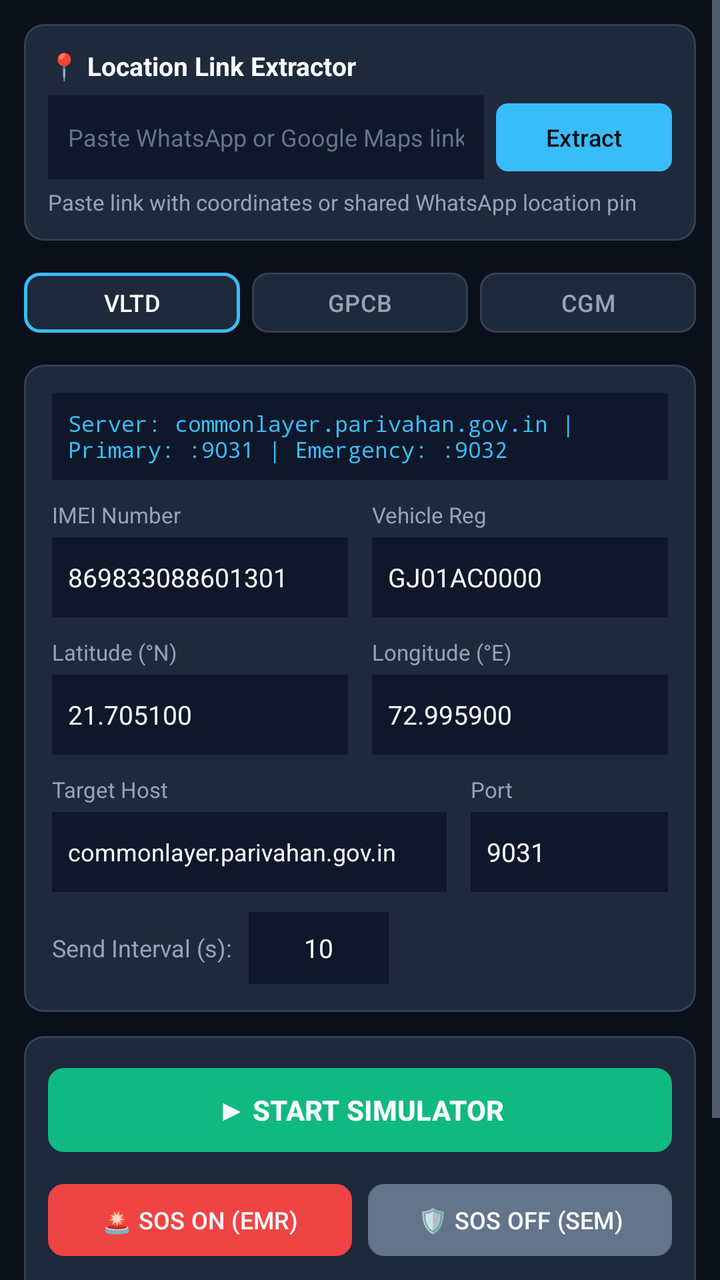
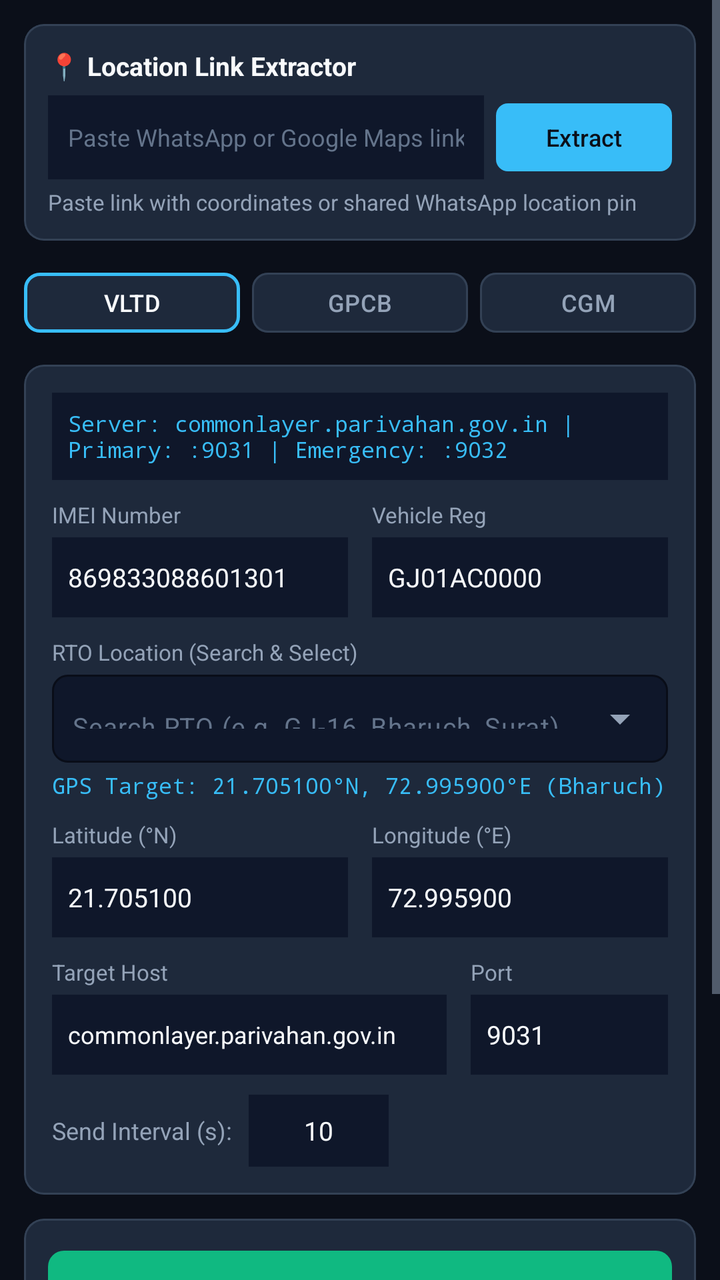

An Android layout rendered at two revisions. The XML below is the earlier revision; the diff shows what the commit changed to produce the second picture.
<!-- AndroidManifest.xml: application theme Theme.AIS140Simulator -->
<!-- res/layout/fragment_config.xml -->
<?xml version="1.0" encoding="utf-8"?>
<ScrollView xmlns:android="http://schemas.android.com/apk/res/android"
    xmlns:app="http://schemas.android.com/apk/res-auto"
    android:layout_width="match_parent"
    android:layout_height="match_parent"
    android:fillViewport="true"
    android:background="@color/bg_app">

    <LinearLayout
        android:layout_width="match_parent"
        android:layout_height="wrap_content"
        android:orientation="vertical"
        android:padding="12dp">

        
        <com.google.android.material.card.MaterialCardView
            android:layout_width="match_parent"
            android:layout_height="wrap_content"
            android:layout_marginBottom="12dp"
            app:cardCornerRadius="10dp"
            app:cardElevation="0dp"
            app:strokeColor="@color/border_color"
            app:strokeWidth="1dp"
            app:cardBackgroundColor="@color/bg_card">

            <LinearLayout
                android:layout_width="match_parent"
                android:layout_height="wrap_content"
                android:orientation="vertical"
                android:padding="12dp">

                <TextView
                    android:layout_width="wrap_content"
                    android:layout_height="wrap_content"
                    android:text="📍 Location Link Extractor"
                    android:textStyle="bold"
                    android:textColor="@color/text_primary"
                    android:textSize="13sp"
                    android:layout_marginBottom="6dp" />

                <LinearLayout
                    android:layout_width="match_parent"
                    android:layout_height="wrap_content"
                    android:orientation="horizontal">

                    <EditText
                        android:id="@+id/etLocationLink"
                        android:layout_width="0dp"
                        android:layout_height="42dp"
                        android:layout_weight="1"
                        android:hint="Paste WhatsApp or Google Maps link..."
                        android:textColorHint="@color/text_muted"
                        android:textColor="@color/text_primary"
                        android:background="@color/bg_input"
                        android:textSize="12sp"
                        android:paddingStart="10dp"
                        android:paddingEnd="10dp"
                        android:singleLine="true" />

                    <com.google.android.material.button.MaterialButton
                        android:id="@+id/btnExtractLink"
                        android:layout_width="wrap_content"
                        android:layout_height="42dp"
                        android:text="Extract"
                        android:textSize="12sp"
                        android:textColor="@color/bg_app"
                        android:layout_marginStart="6dp"
                        app:backgroundTint="@color/text_accent"
                        app:cornerRadius="6dp" />
                </LinearLayout>

                <TextView
                    android:id="@+id/tvLinkStatus"
                    android:layout_width="match_parent"
                    android:layout_height="wrap_content"
                    android:text="Paste link with coordinates or shared WhatsApp location pin"
                    android:textColor="@color/text_secondary"
                    android:textSize="11sp"
                    android:layout_marginTop="4dp" />
            </LinearLayout>
        </com.google.android.material.card.MaterialCardView>

        
        <LinearLayout
            android:layout_width="match_parent"
            android:layout_height="wrap_content"
            android:orientation="horizontal"
            android:layout_marginBottom="12dp">

            <com.google.android.material.button.MaterialButton
                android:id="@+id/btnProfileVltd"
                android:layout_width="0dp"
                android:layout_height="38dp"
                android:layout_weight="1"
                android:layout_marginEnd="4dp"
                android:text="VLTD"
                android:textSize="12sp"
                android:textColor="@color/text_primary"
                app:backgroundTint="@color/bg_card"
                app:strokeColor="@color/text_accent"
                app:strokeWidth="1.5dp"
                app:cornerRadius="8dp" />

            <com.google.android.material.button.MaterialButton
                android:id="@+id/btnProfileGpcb"
                android:layout_width="0dp"
                android:layout_height="38dp"
                android:layout_weight="1"
                android:layout_marginStart="2dp"
                android:layout_marginEnd="2dp"
                android:text="GPCB"
                android:textSize="12sp"
                android:textColor="@color/text_secondary"
                app:backgroundTint="@color/bg_card"
                app:strokeColor="@color/border_color"
                app:strokeWidth="1dp"
                app:cornerRadius="8dp" />

            <com.google.android.material.button.MaterialButton
                android:id="@+id/btnProfileCgm"
                android:layout_width="0dp"
                android:layout_height="38dp"
                android:layout_weight="1"
                android:layout_marginStart="4dp"
                android:text="CGM"
                android:textSize="12sp"
                android:textColor="@color/text_secondary"
                app:backgroundTint="@color/bg_card"
                app:strokeColor="@color/border_color"
                app:strokeWidth="1dp"
                app:cornerRadius="8dp" />
        </LinearLayout>

        
        <com.google.android.material.card.MaterialCardView
            android:layout_width="match_parent"
            android:layout_height="wrap_content"
            android:layout_marginBottom="12dp"
            app:cardCornerRadius="10dp"
            app:cardElevation="0dp"
            app:strokeColor="@color/border_color"
            app:strokeWidth="1dp"
            app:cardBackgroundColor="@color/bg_card">

            <LinearLayout
                android:layout_width="match_parent"
                android:layout_height="wrap_content"
                android:orientation="vertical"
                android:padding="14dp">

                
                <TextView
                    android:id="@+id/tvServerBanner"
                    android:layout_width="match_parent"
                    android:layout_height="wrap_content"
                    android:text="Server: commonlayer.parivahan.gov.in | Primary: :9031 | Emergency: :9032"
                    android:textColor="@color/text_accent"
                    android:textSize="11sp"
                    android:fontFamily="monospace"
                    android:background="@color/bg_input"
                    android:padding="8dp"
                    android:layout_marginBottom="10dp" />

                
                <LinearLayout
                    android:layout_width="match_parent"
                    android:layout_height="wrap_content"
                    android:orientation="horizontal"
                    android:layout_marginBottom="10dp">

                    <LinearLayout
                        android:layout_width="0dp"
                        android:layout_height="wrap_content"
                        android:layout_weight="1"
                        android:layout_marginEnd="6dp"
                        android:orientation="vertical">

                        <TextView
                            android:layout_width="wrap_content"
                            android:layout_height="wrap_content"
                            android:text="IMEI Number"
                            android:textColor="@color/text_secondary"
                            android:textSize="11sp"
                            android:layout_marginBottom="4dp" />

                        <EditText
                            android:id="@+id/etImei"
                            android:layout_width="match_parent"
                            android:layout_height="40dp"
                            android:text="869833088601301"
                            android:textColor="@color/text_primary"
                            android:textColorHint="@color/text_muted"
                            android:background="@color/bg_input"
                            android:textSize="13sp"
                            android:paddingStart="8dp"
                            android:paddingEnd="8dp"
                            android:inputType="number"
                            android:maxLength="15" />
                    </LinearLayout>

                    <LinearLayout
                        android:id="@+id/vregGroup"
                        android:layout_width="0dp"
                        android:layout_height="wrap_content"
                        android:layout_weight="1"
                        android:layout_marginStart="6dp"
                        android:orientation="vertical">

                        <TextView
                            android:layout_width="wrap_content"
                            android:layout_height="wrap_content"
                            android:text="Vehicle Reg"
                            android:textColor="@color/text_secondary"
                            android:textSize="11sp"
                            android:layout_marginBottom="4dp" />

                        <EditText
                            android:id="@+id/etVehicleReg"
                            android:layout_width="match_parent"
                            android:layout_height="40dp"
                            android:text="GJ01AC0000"
                            android:textColor="@color/text_primary"
                            android:textColorHint="@color/text_muted"
                            android:background="@color/bg_input"
                            android:textSize="13sp"
                            android:paddingStart="8dp"
                            android:paddingEnd="8dp"
                            android:maxLength="12" />
                    </LinearLayout>
                </LinearLayout>

                
                <LinearLayout
                    android:id="@+id/hmacGroup"
                    android:layout_width="match_parent"
                    android:layout_height="wrap_content"
                    android:orientation="vertical"
                    android:visibility="gone"
                    android:layout_marginBottom="10dp">

                    <TextView
                        android:layout_width="wrap_content"
                        android:layout_height="wrap_content"
                        android:text="HMAC Key (Hex/ASCII)"
                        android:textColor="@color/text_secondary"
                        android:textSize="11sp"
                        android:layout_marginBottom="4dp" />

                    <EditText
                        android:id="@+id/etHmacKey"
                        android:layout_width="match_parent"
                        android:layout_height="40dp"
                        android:text="26bcb9e368440d4a"
                        android:textColor="@color/text_primary"
                        android:textColorHint="@color/text_muted"
                        android:background="@color/bg_input"
                        android:fontFamily="monospace"
                        android:textSize="12sp"
                        android:paddingStart="8dp"
                        android:paddingEnd="8dp"
                        android:singleLine="true" />
                </LinearLayout>

                
                <LinearLayout
                    android:id="@+id/coordsRow"
                    android:layout_width="match_parent"
                    android:layout_height="wrap_content"
                    android:orientation="horizontal"
                    android:layout_marginBottom="10dp">

                    <LinearLayout
                        android:layout_width="0dp"
                        android:layout_height="wrap_content"
                        android:layout_weight="1"
                        android:layout_marginEnd="6dp"
                        android:orientation="vertical">

                        <TextView
                            android:layout_width="wrap_content"
                            android:layout_height="wrap_content"
                            android:text="Latitude (°N)"
                            android:textColor="@color/text_secondary"
                            android:textSize="11sp"
                            android:layout_marginBottom="4dp" />

                        <EditText
                            android:id="@+id/etLat"
                            android:layout_width="match_parent"
                            android:layout_height="40dp"
                            android:text="21.705100"
                            android:textColor="@color/text_primary"
                            android:textColorHint="@color/text_muted"
                            android:background="@color/bg_input"
                            android:textSize="13sp"
                            android:paddingStart="8dp"
                            android:paddingEnd="8dp"
                            android:inputType="numberDecimal" />
                    </LinearLayout>

                    <LinearLayout
                        android:layout_width="0dp"
                        android:layout_height="wrap_content"
                        android:layout_weight="1"
                        android:layout_marginStart="6dp"
                        android:orientation="vertical">

                        <TextView
                            android:layout_width="wrap_content"
                            android:layout_height="wrap_content"
                            android:text="Longitude (°E)"
                            android:textColor="@color/text_secondary"
                            android:textSize="11sp"
                            android:layout_marginBottom="4dp" />

                        <EditText
                            android:id="@+id/etLon"
                            android:layout_width="match_parent"
                            android:layout_height="40dp"
                            android:text="72.995900"
                            android:textColor="@color/text_primary"
                            android:textColorHint="@color/text_muted"
                            android:background="@color/bg_input"
                            android:textSize="13sp"
                            android:paddingStart="8dp"
                            android:paddingEnd="8dp"
                            android:inputType="numberDecimal" />
                    </LinearLayout>
                </LinearLayout>

                
                <LinearLayout
                    android:layout_width="match_parent"
                    android:layout_height="wrap_content"
                    android:orientation="horizontal"
                    android:layout_marginBottom="10dp">

                    <LinearLayout
                        android:layout_width="0dp"
                        android:layout_height="wrap_content"
                        android:layout_weight="2"
                        android:layout_marginEnd="6dp"
                        android:orientation="vertical">

                        <TextView
                            android:layout_width="wrap_content"
                            android:layout_height="wrap_content"
                            android:text="Target Host"
                            android:textColor="@color/text_secondary"
                            android:textSize="11sp"
                            android:layout_marginBottom="4dp" />

                        <EditText
                            android:id="@+id/etHost"
                            android:layout_width="match_parent"
                            android:layout_height="40dp"
                            android:text="commonlayer.parivahan.gov.in"
                            android:textColor="@color/text_primary"
                            android:textColorHint="@color/text_muted"
                            android:background="@color/bg_input"
                            android:textSize="12sp"
                            android:paddingStart="8dp"
                            android:paddingEnd="8dp" />
                    </LinearLayout>

                    <LinearLayout
                        android:layout_width="0dp"
                        android:layout_height="wrap_content"
                        android:layout_weight="1"
                        android:layout_marginStart="6dp"
                        android:orientation="vertical">

                        <TextView
                            android:layout_width="wrap_content"
                            android:layout_height="wrap_content"
                            android:text="Port"
                            android:textColor="@color/text_secondary"
                            android:textSize="11sp"
                            android:layout_marginBottom="4dp" />

                        <EditText
                            android:id="@+id/etPort"
                            android:layout_width="match_parent"
                            android:layout_height="40dp"
                            android:text="9031"
                            android:textColor="@color/text_primary"
                            android:textColorHint="@color/text_muted"
                            android:background="@color/bg_input"
                            android:textSize="13sp"
                            android:paddingStart="8dp"
                            android:paddingEnd="8dp"
                            android:inputType="number" />
                    </LinearLayout>
                </LinearLayout>

                
                <LinearLayout
                    android:layout_width="match_parent"
                    android:layout_height="wrap_content"
                    android:orientation="horizontal"
                    android:gravity="center_vertical">

                    <TextView
                        android:layout_width="wrap_content"
                        android:layout_height="wrap_content"
                        android:text="Send Interval (s):"
                        android:textColor="@color/text_secondary"
                        android:textSize="12sp"
                        android:layout_marginEnd="8dp" />

                    <EditText
                        android:id="@+id/etInterval"
                        android:layout_width="70dp"
                        android:layout_height="36dp"
                        android:text="10"
                        android:gravity="center"
                        android:textColor="@color/text_primary"
                        android:background="@color/bg_input"
                        android:textSize="13sp"
                        android:inputType="number" />
                </LinearLayout>
            </LinearLayout>
        </com.google.android.material.card.MaterialCardView>

        
        <com.google.android.material.card.MaterialCardView
            android:layout_width="match_parent"
            android:layout_height="wrap_content"
            android:layout_marginBottom="12dp"
            app:cardCornerRadius="10dp"
            app:cardElevation="0dp"
            app:strokeColor="@color/border_color"
            app:strokeWidth="1dp"
            app:cardBackgroundColor="@color/bg_card">

            <LinearLayout
                android:layout_width="match_parent"
                android:layout_height="wrap_content"
                android:orientation="vertical"
                android:padding="12dp">

                
                <com.google.android.material.button.MaterialButton
                    android:id="@+id/btnStartStop"
                    android:layout_width="match_parent"
                    android:layout_height="50dp"
                    android:text="▶ START SIMULATOR"
                    android:textStyle="bold"
                    android:textSize="14sp"
                    android:textColor="@color/text_primary"
                    app:backgroundTint="@color/success"
                    app:cornerRadius="8dp"
                    android:layout_marginBottom="8dp" />

                
                <LinearLayout
                    android:id="@+id/sosButtonRow"
                    android:layout_width="match_parent"
                    android:layout_height="wrap_content"
                    android:orientation="horizontal"
                    android:layout_marginBottom="8dp">

                    <com.google.android.material.button.MaterialButton
                        android:id="@+id/btnSosOn"
                        android:layout_width="0dp"
                        android:layout_height="44dp"
                        android:layout_weight="1"
                        android:layout_marginEnd="4dp"
                        android:text="🚨 SOS ON (EMR)"
                        android:textSize="12sp"
                        android:textColor="@color/text_primary"
                        app:backgroundTint="@color/danger"
                        app:cornerRadius="8dp"
                        android:enabled="false" />

                    <com.google.android.material.button.MaterialButton
                        android:id="@+id/btnSosOff"
                        android:layout_width="0dp"
                        android:layout_height="44dp"
                        android:layout_weight="1"
                        android:layout_marginStart="4dp"
                        android:text="🛡️ SOS OFF (SEM)"
                        android:textSize="12sp"
                        android:textColor="@color/text_primary"
                        app:backgroundTint="@color/stopped"
                        app:cornerRadius="8dp"
                        android:enabled="false" />
                </LinearLayout>

                
                <LinearLayout
                    android:id="@+id/manualPushSection"
                    android:layout_width="match_parent"
                    android:layout_height="wrap_content"
                    android:orientation="vertical">

                    <TextView
                        android:layout_width="wrap_content"
                        android:layout_height="wrap_content"
                        android:text="Manual Packet Push (VLTD only):"
                        android:textColor="@color/text_secondary"
                        android:textSize="11sp"
                        android:layout_marginBottom="6dp" />

                    <LinearLayout
                        android:layout_width="match_parent"
                        android:layout_height="wrap_content"
                        android:orientation="horizontal">

                        <com.google.android.material.button.MaterialButton
                            android:id="@+id/btnPushLgn"
                            android:layout_width="0dp"
                            android:layout_height="36dp"
                            android:layout_weight="1"
                            android:text="1. LGN"
                            android:textSize="10sp"
                            android:textColor="@color/text_primary"
                            app:backgroundTint="@color/bg_input"
                            app:strokeColor="@color/border_color"
                            app:strokeWidth="1dp"
                            app:cornerRadius="6dp"
                            android:layout_marginEnd="2dp" />

                        <com.google.android.material.button.MaterialButton
                            android:id="@+id/btnPushHel"
                            android:layout_width="0dp"
                            android:layout_height="36dp"
                            android:layout_weight="1"
                            android:text="2. HEL"
                            android:textSize="10sp"
                            android:textColor="@color/text_primary"
                            app:backgroundTint="@color/bg_input"
                            app:strokeColor="@color/border_color"
                            app:strokeWidth="1dp"
                            app:cornerRadius="6dp"
                            android:layout_marginEnd="2dp" />

                        <com.google.android.material.button.MaterialButton
                            android:id="@+id/btnPushPvt"
                            android:layout_width="0dp"
                            android:layout_height="36dp"
                            android:layout_weight="1"
                            android:text="3. PVT"
                            android:textSize="10sp"
                            android:textColor="@color/text_primary"
                            app:backgroundTint="@color/bg_input"
                            app:strokeColor="@color/border_color"
                            app:strokeWidth="1dp"
                            app:cornerRadius="6dp" />
                    </LinearLayout>
                </LinearLayout>
            </LinearLayout>
        </com.google.android.material.card.MaterialCardView>

        
        <EditText android:id="@+id/etAlt" android:layout_width="0dp" android:layout_height="0dp" android:text="46.0" android:visibility="gone" />
        <EditText android:id="@+id/etSpeed" android:layout_width="0dp" android:layout_height="0dp" android:text="0.0" android:visibility="gone" />
        <EditText android:id="@+id/etHeading" android:layout_width="0dp" android:layout_height="0dp" android:text="208.53" android:visibility="gone" />
        <EditText android:id="@+id/etSatellites" android:layout_width="0dp" android:layout_height="0dp" android:text="13" android:visibility="gone" />
        <EditText android:id="@+id/etOperator" android:layout_width="0dp" android:layout_height="0dp" android:text="AIRTEL" android:visibility="gone" />
        <EditText android:id="@+id/etMcc" android:layout_width="0dp" android:layout_height="0dp" android:text="404" android:visibility="gone" />
        <EditText android:id="@+id/etMnc" android:layout_width="0dp" android:layout_height="0dp" android:text="05" android:visibility="gone" />
        <EditText android:id="@+id/etCellId" android:layout_width="0dp" android:layout_height="0dp" android:text="16D5" android:visibility="gone" />
        <EditText android:id="@+id/etLac" android:layout_width="0dp" android:layout_height="0dp" android:text="56C5" android:visibility="gone" />
    </LinearLayout>
</ScrollView>
<!-- resources referenced by this layout -->
<resources>
  <color name="bg_app">#0B0F19</color>
  <color name="bg_card">#1E293B</color>
  <color name="bg_input">#0F172A</color>
  <color name="border_color">#334155</color>
  <color name="danger">#EF4444</color>
  <color name="stopped">#64748B</color>
  <color name="success">#10B981</color>
  <color name="text_accent">#38BDF8</color>
  <color name="text_muted">#64748B</color>
  <color name="text_primary">#F8FAFC</color>
  <color name="text_secondary">#94A3B8</color>
  <style name="Theme.AIS140Simulator" parent="Theme.Material3.Dark.NoActionBar">
          <item name="colorPrimary">@color/text_accent</item>
          <item name="colorOnPrimary">@color/bg_app</item>
          <item name="colorPrimaryContainer">@color/bg_card</item>
          <item name="colorOnPrimaryContainer">@color/text_primary</item>
  
          <item name="colorSecondary">@color/success</item>
          <item name="colorOnSecondary">@color/bg_app</item>
  
          <item name="android:colorBackground">@color/bg_app</item>
          <item name="colorOnBackground">@color/text_primary</item>
  
          <item name="colorSurface">@color/bg_card</item>
          <item name="colorOnSurface">@color/text_primary</item>
          <item name="colorSurfaceVariant">@color/bg_input</item>
          <item name="colorOnSurfaceVariant">@color/text_secondary</item>
          <item name="colorOutline">@color/border_color</item>
  
          <item name="android:statusBarColor">@color/bg_app</item>
          <item name="android:navigationBarColor">@color/bg_app</item>
          <item name="android:windowLightStatusBar">false</item>
          <item name="android:windowBackground">@color/bg_app</item>
          
          
          <item name="android:textColor">@color/text_primary</item>
          <item name="android:textColorPrimary">@color/text_primary</item>
          <item name="android:textColorSecondary">@color/text_secondary</item>
          <item name="android:textColorHint">@color/text_muted</item>
      </style>
</resources>

<!-- the commit's change to res/layout/fragment_config.xml (unified diff, before → after) -->
@@ -263,6 +263,61 @@
 
                 
                 <LinearLayout
+                    android:id="@+id/rtoGroup"
+                    android:layout_width="match_parent"
+                    android:layout_height="wrap_content"
+                    android:orientation="vertical"
+                    android:layout_marginBottom="10dp">
+
+                    <TextView
+                        android:layout_width="wrap_content"
+                        android:layout_height="wrap_content"
+                        android:text="RTO Location (Search &amp; Select)"
+                        android:textColor="@color/text_secondary"
+                        android:textSize="11sp"
+                        android:layout_marginBottom="4dp" />
+
+                    <com.google.android.material.textfield.TextInputLayout
+                        android:id="@+id/tilRto"
+                        style="@style/Widget.Material3.TextInputLayout.OutlinedBox.ExposedDropdownMenu"
+                        android:layout_width="match_parent"
+                        android:layout_height="wrap_content"
+                        app:boxStrokeColor="@color/border_color"
+                        app:boxBackgroundColor="@color/bg_input"
+                        app:boxCornerRadiusBottomEnd="8dp"
+                        app:boxCornerRadiusBottomStart="8dp"
+                        app:boxCornerRadiusTopEnd="8dp"
+                        app:boxCornerRadiusTopStart="8dp"
+                        app:hintEnabled="false">
+
+                        <AutoCompleteTextView
+                            android:id="@+id/actvRto"
+                            android:layout_width="match_parent"
+                            android:layout_height="44dp"
+                            android:paddingStart="10dp"
+                            android:paddingEnd="10dp"
+                            android:textSize="13sp"
+                            android:textColor="@color/text_primary"
+                            android:textColorHint="@color/text_muted"
+                            android:hint="Search RTO (e.g. GJ-16, Bharuch, Surat)..."
+                            android:inputType="text"
+                            android:completionThreshold="1" />
+                    </com.google.android.material.textfield.TextInputLayout>
+
+                    
+                    <TextView
+                        android:id="@+id/tvRtoCoords"
+                        android:layout_width="match_parent"
+                        android:layout_height="wrap_content"
+                        android:text="GPS Target: 21.705100°N, 72.995900°E (Bharuch)"
+                        android:textColor="@color/text_accent"
+                        android:textSize="11sp"
+                        android:fontFamily="monospace"
+                        android:layout_marginTop="4dp" />
+                </LinearLayout>
+
+                
+                <LinearLayout
                     android:id="@+id/coordsRow"
                     android:layout_width="match_parent"
                     android:layout_height="wrap_content"
